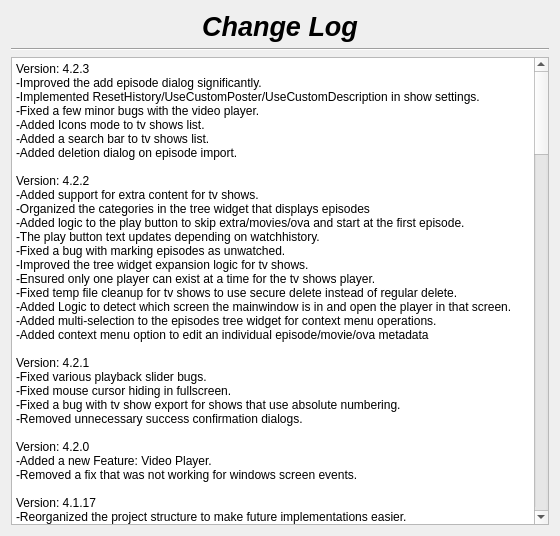
The window that changelog.ui (therealMaPMaKeR/MMDiary) describes before a commit, drawn with Qt 5.
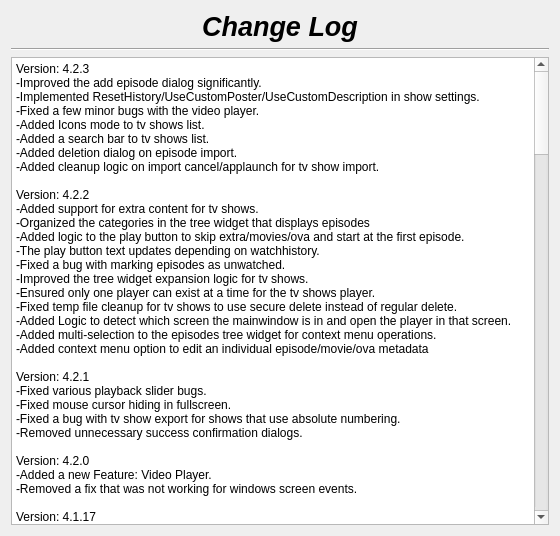
The same window after the commit.

```diff
--- a/changelog.ui
+++ b/changelog.ui
@@ -57,7 +57,7 @@
 &lt;/style&gt;&lt;/head&gt;&lt;body style=&quot; font-family:'Segoe UI'; font-size:9pt; font-weight:400; font-style:normal;&quot;&gt;
 &lt;p style=&quot; margin-top:0px; margin-bottom:0px; margin-left:0px; margin-right:0px; -qt-block-indent:0; text-indent:0px;&quot;&gt;Version: 4.2.3&lt;br /&gt;-Improved the add episode dialog significantly.&lt;/p&gt;
 &lt;p style=&quot; margin-top:0px; margin-bottom:0px; margin-left:0px; margin-right:0px; -qt-block-indent:0; text-indent:0px;&quot;&gt;-Implemented ResetHistory/UseCustomPoster/UseCustomDescription in show settings.&lt;br /&gt;-Fixed a few minor bugs with the video player.&lt;br /&gt;-Added Icons mode to tv shows list.&lt;br /&gt;-Added a search bar to tv shows list.&lt;/p&gt;
-&lt;p style=&quot; margin-top:0px; margin-bottom:0px; margin-left:0px; margin-right:0px; -qt-block-indent:0; text-indent:0px;&quot;&gt;-Added deletion dialog on episode import.&lt;br /&gt;&lt;br /&gt;Version: 4.2.2&lt;br /&gt;-Added support for extra content for tv shows.&lt;/p&gt;
+&lt;p style=&quot; margin-top:0px; margin-bottom:0px; margin-left:0px; margin-right:0px; -qt-block-indent:0; text-indent:0px;&quot;&gt;-Added deletion dialog on episode import.&lt;br /&gt;-Added cleanup logic on import cancel/applaunch for tv show import.&lt;br /&gt;&lt;br /&gt;Version: 4.2.2&lt;br /&gt;-Added support for extra content for tv shows.&lt;/p&gt;
 &lt;p style=&quot; margin-top:0px; margin-bottom:0px; margin-left:0px; margin-right:0px; -qt-block-indent:0; text-indent:0px;&quot;&gt;-Organized the categories in the tree widget that displays episodes&lt;br /&gt;-Added logic to the play button to skip extra/movies/ova and start at the first episode.&lt;br /&gt;-The play button text updates depending on watchhistory.&lt;br /&gt;-Fixed a bug with marking episodes as unwatched.&lt;br /&gt;-Improved the tree widget expansion logic for tv shows.&lt;br /&gt;-Ensured only one player can exist at a time for the tv shows player.&lt;br /&gt;-Fixed temp file cleanup for tv shows to use secure delete instead of regular delete.&lt;br /&gt;-Added Logic to detect which screen the mainwindow is in and open the player in that screen.&lt;br /&gt;-Added multi-selection to the episodes tree widget for context menu operations.&lt;br /&gt;-Added context menu option to edit an individual episode/movie/ova metadata&lt;br /&gt;&lt;br /&gt;Version: 4.2.1&lt;br /&gt;-Fixed various playback slider bugs.&lt;br /&gt;-Fixed mouse cursor hiding in fullscreen.&lt;br /&gt;-Fixed a bug with tv show export for shows that use absolute numbering.&lt;/p&gt;
 &lt;p style=&quot; margin-top:0px; margin-bottom:0px; margin-left:0px; margin-right:0px; -qt-block-indent:0; text-indent:0px;&quot;&gt;-Removed unnecessary success confirmation dialogs.&lt;br /&gt;&lt;br /&gt;Version: 4.2.0&lt;br /&gt;-Added a new Feature: Video Player.&lt;/p&gt;
 &lt;p style=&quot; margin-top:0px; margin-bottom:0px; margin-left:0px; margin-right:0px; -qt-block-indent:0; text-indent:0px;&quot;&gt;-Removed a fix that was not working for windows screen events.&lt;/p&gt;
```
